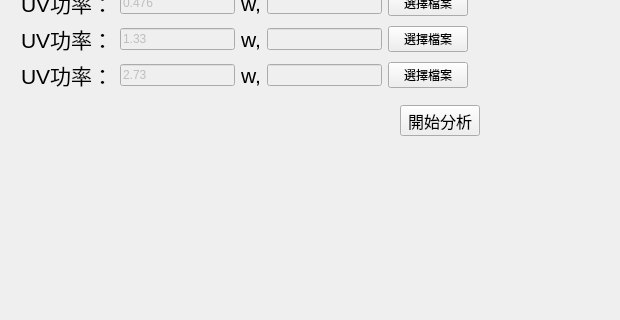
FlySkyPie/VI_Analysis, file mainwindow.ui: the form before one commit; both pictures show x 0 to 620 and y 105 to 425 of the 1187 by 755 pixel window.
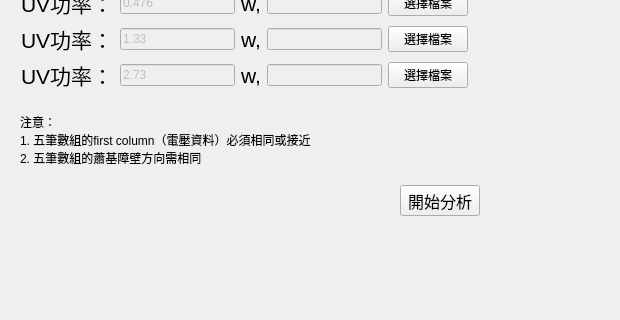
The form after the commit.

Patch:
```diff
--- a/mainwindow.ui
+++ b/mainwindow.ui
@@ -18,7 +18,7 @@
     <property name="geometry">
      <rect>
       <x>400</x>
-      <y>210</y>
+      <y>290</y>
       <width>80</width>
       <height>31</height>
      </rect>
@@ -32,6 +32,24 @@
      <string>開始分析</string>
     </property>
    </widget>
+   <widget class="QLabel" name="label_10">
+    <property name="geometry">
+     <rect>
+      <x>20</x>
+      <y>210</y>
+      <width>441</width>
+      <height>71</height>
+     </rect>
+    </property>
+    <property name="font">
+     <font>
+      <kerning>false</kerning>
+     </font>
+    </property>
+    <property name="text">
+     <string>&lt;html&gt;&lt;head/&gt;&lt;body&gt;&lt;p&gt;注意：&lt;br/&gt;1. 五筆數組的first column（電壓資料）必須相同或接近&lt;br/&gt;2. 五筆數組的蕭基障壁方向需相同&lt;/p&gt;&lt;/body&gt;&lt;/html&gt;</string>
+    </property>
+   </widget>
    <widget class="QWidget" name="">
     <property name="geometry">
      <rect>
```
